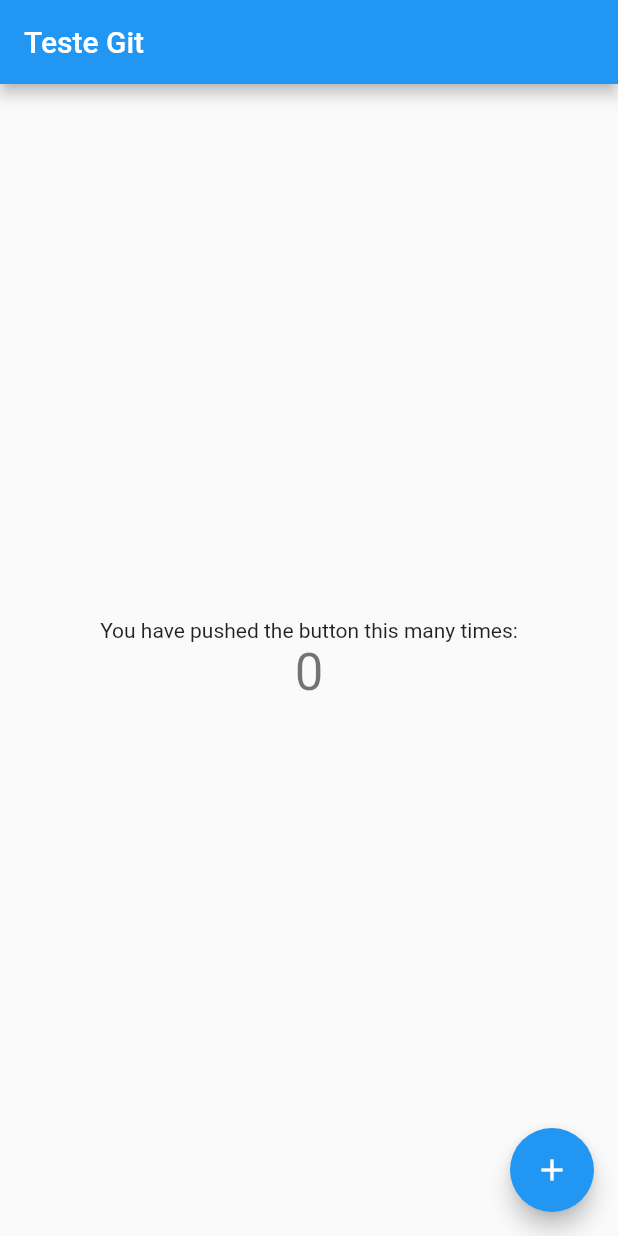
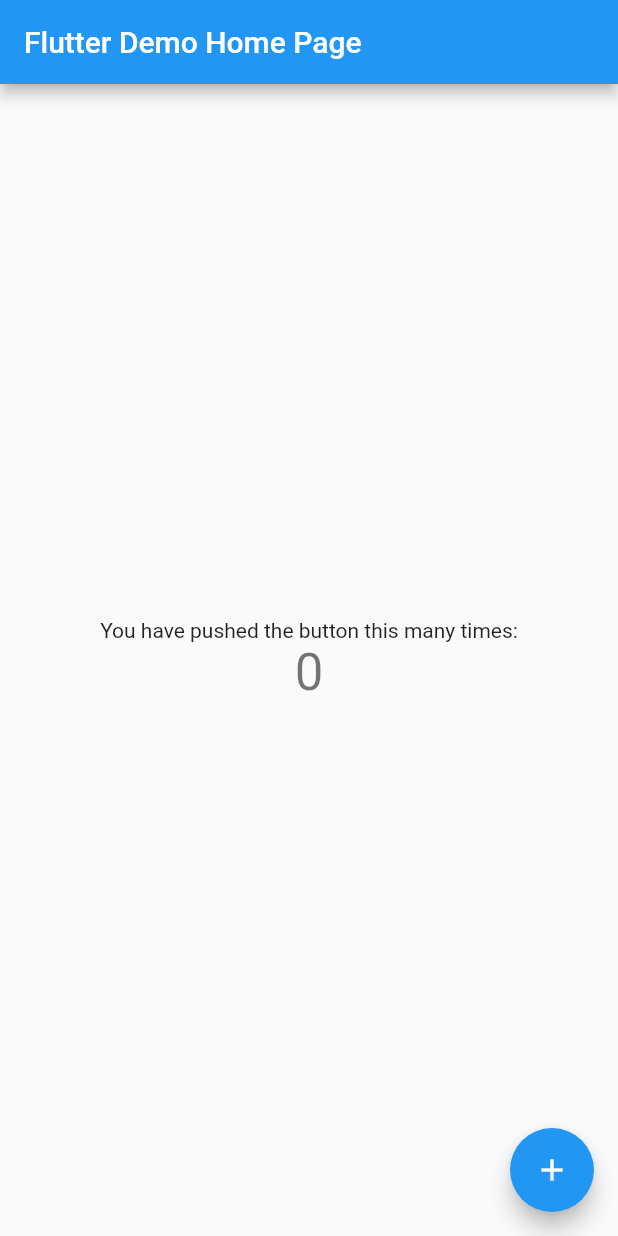
Before and after one commit to bmsrangel/exemplo_counter_stream_flutter, a Flutter app: the screen it shows after launch, on a phone screen of 412 x 824 dp. Run offline on Flutter 3.47's test engine with Material 2 defaults, Android fonts, the phone set to English and light mode, and no system bars.

Commit message:
Revert "Modificaçao do código" Teste de reversão de código This reverts commit bf6a19f1c0dab78152edcf25a7690c36ab7472bf.

```diff
--- a/lib/main.dart
+++ b/lib/main.dart
@@ -20,7 +20,7 @@ class MyApp extends StatelessWidget {
         // is not restarted.
         primarySwatch: Colors.blue,
       ),
-      home: MyHomePage(title: 'Teste Git'),
+      home: MyHomePage(title: 'Flutter Demo Home Page'),
     );
   }
 }
```
